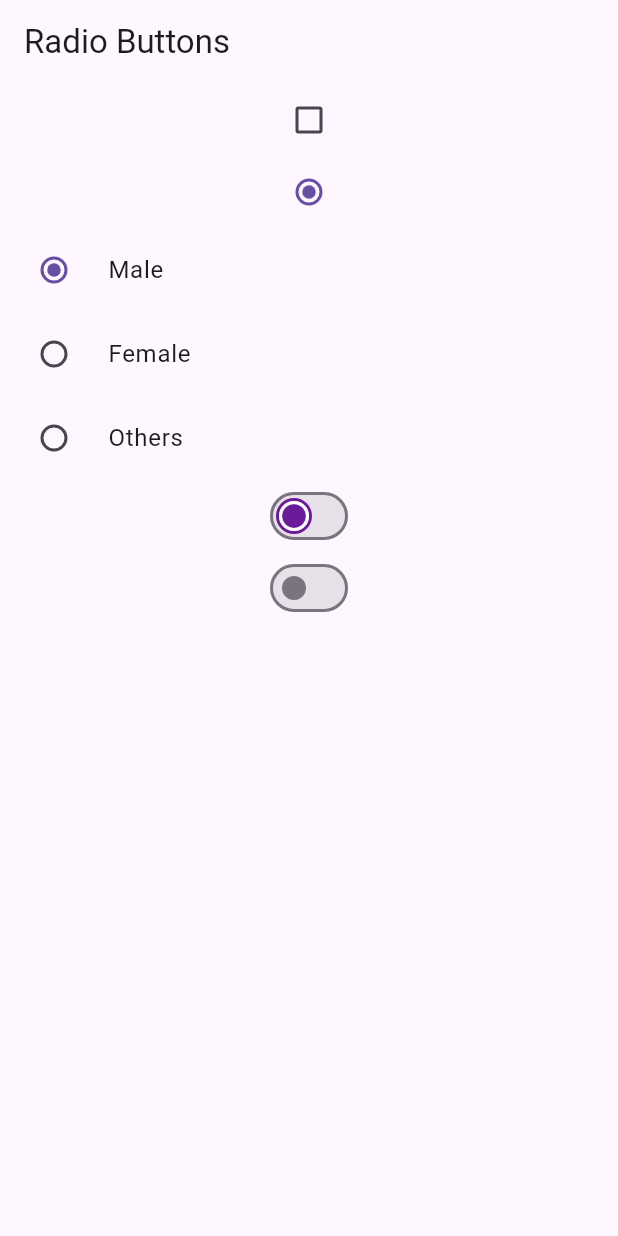
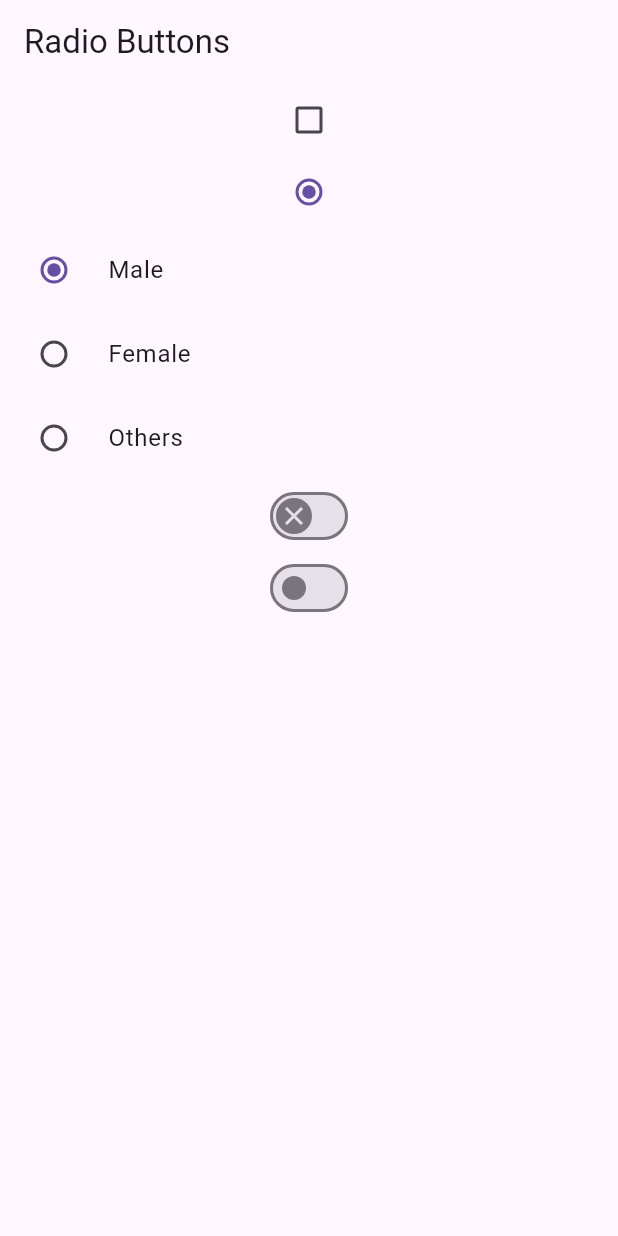
Before and after one commit to jagritixjha/basic_of_flutter, a Flutter app: the screen it shows after launch, on a phone screen of 412 x 824 dp. Run offline on Flutter 3.47's test engine with Material 3 defaults, Android fonts, the phone set to English and light mode, and no system bars.

Commit message:
made changes in color & icons

```diff
--- a/lib/main12.dart
+++ b/lib/main12.dart
@@ -11,6 +11,8 @@ enum Genders { male, female, other }
 
 class RadioButtonScreenState extends State<RadioButtonScreen> {
   bool isOn = false;
+  bool isDark = false;
+  bool isLight = false;
   Genders genderSelected = Genders.male;
 
   @override
@@ -25,7 +27,9 @@ class RadioButtonScreenState extends State<RadioButtonScreen> {
             value: isOn,
             // groupValue: isOn,
             onChanged: (value) {
-              setState(() {});
+              setState(() {
+                isOn = !isOn;
+              });
             },
           ),
           Radio(
@@ -64,35 +68,30 @@ class RadioButtonScreenState extends State<RadioButtonScreen> {
             title: const Text('Others'),
           ),
           Switch(
-            value: isOn,
-            thumbColor: MaterialStatePropertyAll(
-              Colors.purple.shade800,
-            ),
+            value: isDark,
             thumbIcon: MaterialStatePropertyAll(
-              isOn == true
+              isDark == true
                   ? const Icon(
-                      Icons.check_circle_outline_rounded,
-                      color: Colors.white,
-                      size: 34,
+                      Icons.check,
+                      size: 20,
                     )
                   : const Icon(
-                      Icons.radio_button_unchecked_rounded,
-                      size: 24,
-                      color: Colors.white,
+                      Icons.close,
+                      size: 20,
                     ),
             ),
             onChanged: (value) {
               setState(() {
-                isOn = !isOn;
+                isDark = !isDark;
               });
             },
           ),
           Switch.adaptive(
             applyCupertinoTheme: true,
-            value: isOn,
+            value: isLight,
             onChanged: (value) {
               setState(() {
-                isOn = !isOn;
+                isLight = !isLight;
               });
             },
           )
```
